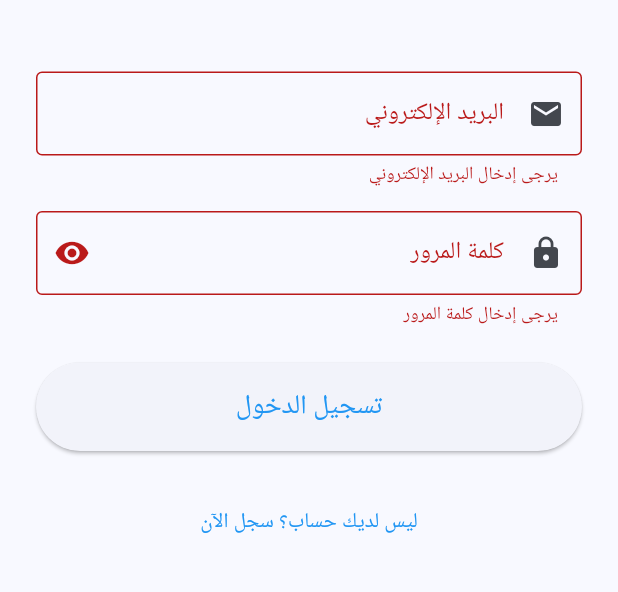
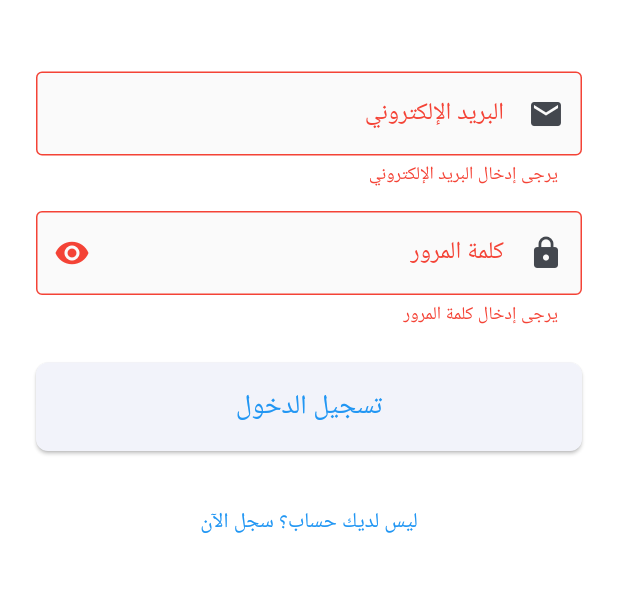
Before and after one commit to jdydy5388-eng/shs_app, a Flutter app: the screen it shows after launch, after a tap on "تسجيل الدخول", on a phone screen of 412 x 824 dp, the part 383-975 px from its top. Run offline on Flutter 3.47's test engine with Material 3 defaults, Android fonts, the phone set to English and light mode, and no system bars; our stand-ins replace file_picker, fl_chart, flutter_local_notifications, flutter_secure_storage, image_picker, local_auth and 7 more; missing offline and left inert: dart:ffi, encrypt, excel, flutter_secure_storage_platform_interface, local_auth_platform_interface, win32; accounts and stored records are empty; network calls fail.

Commit message:
تابع

```diff
--- a/lib/main.dart
+++ b/lib/main.dart
@@ -17,6 +17,9 @@ import 'screens/common/splash_screen.dart';
 // Local imports (للوضع المحلي)
 import 'providers/auth_provider_local.dart';
 import 'providers/notification_provider.dart';
+import 'providers/theme_provider.dart';
+import 'providers/locale_provider.dart';
+import 'utils/app_themes.dart';
 import 'services/local_database_service.dart';
 import 'services/notification_service.dart';
 import 'services/advanced_notification_service.dart';
@@ -54,6 +57,8 @@ class MyApp extends StatelessWidget {
       providers: [
         // استخدام Provider المناسب حسب الوضع
         ChangeNotifierProvider(create: (_) => AuthProviderLocal()),
+        ChangeNotifierProvider(create: (_) => ThemeProvider()),
+        ChangeNotifierProvider(create: (_) => LocaleProvider()),
         ChangeNotifierProvider(create: (_) {
           final provider = NotificationProvider();
           // تهيئة خدمة الإشعارات
@@ -64,10 +69,12 @@ class MyApp extends StatelessWidget {
           return provider;
         }),
       ],
-      child: MaterialApp(
+      child: Consumer2<ThemeProvider, LocaleProvider>(
+        builder: (context, themeProvider, localeProvider, _) {
+          return MaterialApp(
             title: 'النظام الصحي الذكي',
             debugShowCheckedModeBanner: false,
-        locale: const Locale('ar', 'SA'),
+            locale: localeProvider.locale,
             supportedLocales: const [
               Locale('ar', 'SA'),
               Locale('en', 'US'),
@@ -77,30 +84,20 @@ class MyApp extends StatelessWidget {
               GlobalWidgetsLocalizations.delegate,
               GlobalCupertinoLocalizations.delegate,
             ],
-        theme: ThemeData(
-          colorScheme: ColorScheme.fromSeed(
-            seedColor: Colors.blue,
-            primary: Colors.blue,
-            secondary: Colors.green,
-          ),
-          useMaterial3: true,
-          appBarTheme: const AppBarTheme(
-            centerTitle: true,
-            elevation: 2,
-          ),
-          cardTheme: CardThemeData(
-            elevation: 2,
-            shape: RoundedRectangleBorder(
-              borderRadius: BorderRadius.circular(12),
-            ),
-          ),
-          inputDecorationTheme: InputDecorationTheme(
-            border: OutlineInputBorder(
-              borderRadius: BorderRadius.circular(8),
-            ),
-          ),
-        ),
+            theme: AppThemes.lightTheme,
+            darkTheme: AppThemes.darkTheme,
+            themeMode: themeProvider.themeMode,
+            builder: (context, child) {
+              return Directionality(
+                textDirection: localeProvider.locale.languageCode == 'ar'
+                    ? TextDirection.rtl
+                    : TextDirection.ltr,
+                child: child!,
+              );
+            },
             home: kIsWeb ? const AuthWrapper() : const SplashScreen(),
+          );
+        },
       ),
     );
   }
--- /dev/null
+++ b/lib/providers/locale_provider.dart
@@ -0,0 +1,49 @@
+import 'package:flutter/material.dart';
+import 'package:shared_preferences/shared_preferences.dart';
+
+class LocaleProvider extends ChangeNotifier {
+  static const String _localeKey = 'app_locale';
+
+  Locale _locale = const Locale('ar', 'SA');
+
+  Locale get locale => _locale;
+
+  LocaleProvider() {
+    _loadLocale();
+  }
+
+  Future<void> _loadLocale() async {
+    try {
+      final prefs = await SharedPreferences.getInstance();
+      final savedLocale = prefs.getString(_localeKey);
+      if (savedLocale != null) {
+        final parts = savedLocale.split('_');
+        if (parts.length == 2) {
+          _locale = Locale(parts[0], parts[1]);
+          notifyListeners();
+        }
+      }
+    } catch (e) {
+      // استخدام الوضع الافتراضي في حالة الخطأ
+    }
+  }
+
+  Future<void> setLocale(Locale locale) async {
+    _locale = locale;
+    notifyListeners();
+    try {
+      final prefs = await SharedPreferences.getInstance();
+      await prefs.setString(_localeKey, '${locale.languageCode}_${locale.countryCode}');
+    } catch (e) {
+      // تجاهل الخطأ
+    }
+  }
+
+  void toggleLanguage() {
+    if (_locale.languageCode == 'ar') {
+      setLocale(const Locale('en', 'US'));
+    } else {
+      setLocale(const Locale('ar', 'SA'));
+    }
+  }
+}
--- /dev/null
+++ b/lib/providers/theme_provider.dart
@@ -0,0 +1,49 @@
+import 'package:flutter/material.dart';
+import 'package:shared_preferences/shared_preferences.dart';
+
+class ThemeProvider extends ChangeNotifier {
+  static const String _themeKey = 'theme_mode';
+
+  ThemeMode _themeMode = ThemeMode.system;
+
+  ThemeMode get themeMode => _themeMode;
+
+  ThemeProvider() {
+    _loadThemeMode();
+  }
+
+  Future<void> _loadThemeMode() async {
+    try {
+      final prefs = await SharedPreferences.getInstance();
+      final savedMode = prefs.getString(_themeKey);
+      if (savedMode != null) {
+        _themeMode = ThemeMode.values.firstWhere(
+          (mode) => mode.toString() == savedMode,
+          orElse: () => ThemeMode.system,
+        );
+        notifyListeners();
+      }
+    } catch (e) {
+      // استخدام الوضع الافتراضي في حالة الخطأ
+    }
+  }
+
+  Future<void> setThemeMode(ThemeMode mode) async {
+    _themeMode = mode;
+    notifyListeners();
+    try {
+      final prefs = await SharedPreferences.getInstance();
+      await prefs.setString(_themeKey, mode.toString());
+    } catch (e) {
+      // تجاهل الخطأ
+    }
+  }
+
+  bool get isDarkMode {
+    if (_themeMode == ThemeMode.system) {
+      // يمكن استخدام MediaQuery.of(context).platformBrightness في الويدجت
+      return false; // افتراضي
+    }
+    return _themeMode == ThemeMode.dark;
+  }
+}
--- /dev/null
+++ b/lib/utils/app_themes.dart
@@ -0,0 +1,97 @@
+import 'package:flutter/material.dart';
+
+class AppThemes {
+  // الوضع الفاتح
+  static ThemeData get lightTheme {
+    return ThemeData(
+      useMaterial3: true,
+      colorScheme: ColorScheme.fromSeed(
+        seedColor: Colors.blue,
+        brightness: Brightness.light,
+        primary: Colors.blue,
+        secondary: Colors.green,
+        error: Colors.red,
+        surface: Colors.white,
+      ),
+      appBarTheme: const AppBarTheme(
+        centerTitle: true,
+        elevation: 0,
+        backgroundColor: Colors.blue,
+        foregroundColor: Colors.white,
+      ),
+      cardTheme: CardTheme(
+        elevation: 2,
+        shape: RoundedRectangleBorder(
+          borderRadius: BorderRadius.circular(12),
+        ),
+      ),
+      elevatedButtonTheme: ElevatedButtonThemeData(
+        style: ElevatedButton.styleFrom(
+          padding: const EdgeInsets.symmetric(horizontal: 24, vertical: 12),
+          shape: RoundedRectangleBorder(
+            borderRadius: BorderRadius.circular(8),
+          ),
+        ),
+      ),
+      inputDecorationTheme: InputDecorationTheme(
+        border: OutlineInputBorder(
+          borderRadius: BorderRadius.circular(8),
+        ),
+        filled: true,
+        fillColor: Colors.grey[50],
+      ),
+      floatingActionButtonTheme: const FloatingActionButtonThemeData(
+        elevation: 4,
+      ),
+    );
+  }
+
+  // الوضع المظلم
+  static ThemeData get darkTheme {
+    return ThemeData(
+      useMaterial3: true,
+      colorScheme: ColorScheme.fromSeed(
+        seedColor: Colors.blue,
+        brightness: Brightness.dark,
+        primary: Colors.blue[300]!,
+        secondary: Colors.green[300]!,
+        error: Colors.red[300]!,
+        surface: const Color(0xFF1E1E1E),
+        background: const Color(0xFF121212),
+      ),
+      scaffoldBackgroundColor: const Color(0xFF121212),
+      appBarTheme: AppBarTheme(
+        centerTitle: true,
+        elevation: 0,
+        backgroundColor: const Color(0xFF1E1E1E),
+        foregroundColor: Colors.white,
+      ),
+      cardTheme: CardTheme(
+        elevation: 2,
+        color: const Color(0xFF1E1E1E),
+        shape: RoundedRectangleBorder(
+          borderRadius: BorderRadius.circular(12),
+        ),
+      ),
+      elevatedButtonTheme: ElevatedButtonThemeData(
+        style: ElevatedButton.styleFrom(
+          padding: const EdgeInsets.symmetric(horizontal: 24, vertical: 12),
+          shape: RoundedRectangleBorder(
+            borderRadius: BorderRadius.circular(8),
+          ),
+        ),
+      ),
+      inputDecorationTheme: InputDecorationTheme(
+        border: OutlineInputBorder(
+          borderRadius: BorderRadius.circular(8),
+        ),
+        filled: true,
+        fillColor: const Color(0xFF2C2C2C),
+      ),
+      floatingActionButtonTheme: const FloatingActionButtonThemeData(
+        elevation: 4,
+      ),
+      dividerColor: Colors.grey[700],
+    );
+  }
+}
```
Also changed, not shown: lib/screens/common/app_settings_screen.dart (added, +121 -0 lines), lib/utils/performance_optimizer.dart (added, +101 -0 lines). Lines whose indentation alone changed are shown as unchanged.
